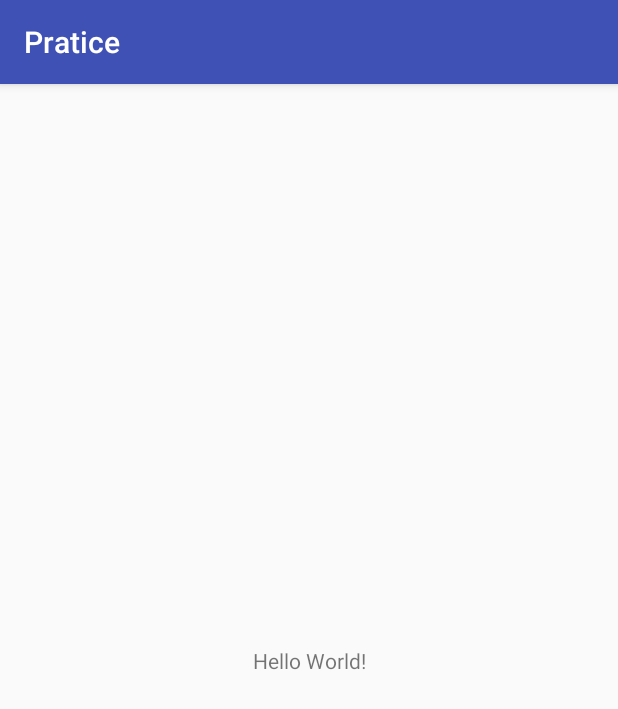
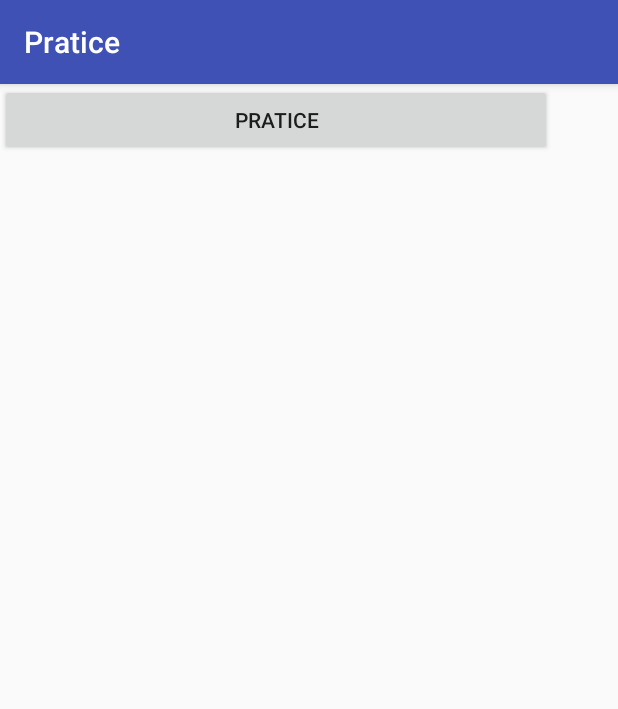
Before and after one commit to KOOJIWON/pratice, an Android app: the screen it shows after launch (MainActivity), on a phone screen of 412 x 824 dp. Shown: the top 709 px of the screen. Run offline under Robolectric (Android 15) with nearby library versions, the phone set to English and light mode, and no system bars.

Commit message:
#4 Project 수정해보기

```diff
--- a/app/src/main/java/kr/hs/emirim/koojiwon/pratice/MainActivity.java
+++ b/app/src/main/java/kr/hs/emirim/koojiwon/pratice/MainActivity.java
@@ -2,12 +2,26 @@ package kr.hs.emirim.koojiwon.pratice;
 
 import android.support.v7.app.AppCompatActivity;
 import android.os.Bundle;
+import android.view.View;
+import android.widget.Button;
+import android.widget.Toast;
 
-public class MainActivity extends AppCompatActivity {
+public class MainActivity extends AppCompatActivity implements View.OnClickListener {
 
     @Override
     protected void onCreate(Bundle savedInstanceState) {
         super.onCreate(savedInstanceState);
         setContentView(R.layout.activity_main);
+
+        Button praticeBtn = (Button)findViewById(R.id.praticeBtn);
+        praticeBtn.setOnClickListener(this);
+
+    }
+
+    @Override
+    public void onClick(View v) {
+
+        Toast.makeText(this, "연습~~~~?", Toast.LENGTH_SHORT).show();
+
     }
 }
--- a/app/src/main/res/layout/activity_main.xml
+++ b/app/src/main/res/layout/activity_main.xml
@@ -6,13 +6,12 @@
     android:layout_height="match_parent"
     tools:context="kr.hs.emirim.koojiwon.pratice.MainActivity">
 
-    <TextView
-        android:layout_width="wrap_content"
+    <Button
+        android:id="@+id/praticeBtn"
+        android:layout_width="368dp"
         android:layout_height="wrap_content"
-        android:text="Hello World!"
-        app:layout_constraintBottom_toBottomOf="parent"
-        app:layout_constraintLeft_toLeftOf="parent"
-        app:layout_constraintRight_toRightOf="parent"
-        app:layout_constraintTop_toTopOf="parent" />
+        android:text="pratice"
+
+         />
 
 </android.support.constraint.ConstraintLayout>
```
